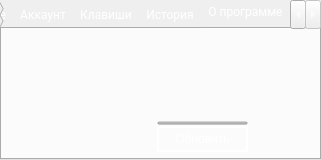
NikDiamond/ScreIk, file mainclass.ui: the form before one commit.
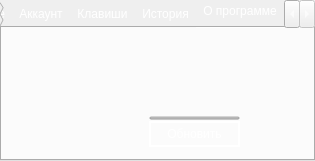
The form after the commit. The open tabs and pages were chosen to show the change. Icons and pictures are not drawn. Custom widgets are drawn as their Qt base class.

```diff
--- a/mainclass.ui
+++ b/mainclass.ui
@@ -6,15 +6,10 @@
    <rect>
     <x>0</x>
     <y>0</y>
-    <width>321</width>
-    <height>160</height>
+    <width>315</width>
+    <height>161</height>
    </rect>
   </property>
-  <property name="font">
-   <font>
-    <family>Roboto</family>
-   </font>
-  </property>
   <property name="windowTitle">
    <string>ScreIk</string>
   </property>
@@ -86,11 +81,6 @@
 }</string>
   </property>
   <widget class="QWidget" name="centralWidget">
-   <property name="font">
-    <font>
-     <family>Roboto</family>
-    </font>
-   </property>
    <property name="styleSheet">
     <string notr="true">QGroupBox::title{
 	border-left: 2px solid #fff;
@@ -109,15 +99,10 @@
      <rect>
       <x>0</x>
       <y>0</y>
-      <width>321</width>
-      <height>160</height>
+      <width>315</width>
+      <height>161</height>
      </rect>
     </property>
-    <property name="font">
-     <font>
-      <family>Roboto</family>
-     </font>
-    </property>
     <property name="styleSheet">
      <string notr="true">:tab:selected
 {
@@ -791,8 +776,8 @@
        <rect>
         <x>-1</x>
         <y>-2</y>
-        <width>323</width>
-        <height>135</height>
+        <width>311</width>
+        <height>131</height>
        </rect>
       </property>
       <layout class="QVBoxLayout" name="verticalLayout_10">
@@ -865,12 +850,6 @@
            </property>
            <item>
             <widget class="QLabel" name="aboutLabel">
-             <property name="font">
-              <font>
-               <family>Roboto</family>
-               <pointsize>10</pointsize>
-              </font>
-             </property>
              <property name="text">
               <string>&lt;html&gt;&lt;head/&gt;&lt;body&gt;&lt;p&gt;&lt;br/&gt;&lt;/p&gt;&lt;/body&gt;&lt;/html&gt;</string>
              </property>
@@ -921,6 +900,12 @@
              </item>
              <item>
               <widget class="QPushButton" name="update">
+               <property name="sizePolicy">
+                <sizepolicy hsizetype="MinimumExpanding" vsizetype="Fixed">
+                 <horstretch>0</horstretch>
+                 <verstretch>0</verstretch>
+                </sizepolicy>
+               </property>
                <property name="text">
                 <string>Обновить</string>
                </property>
```
Left out of the diff: 14 changed lines with no effect on the pictures.
